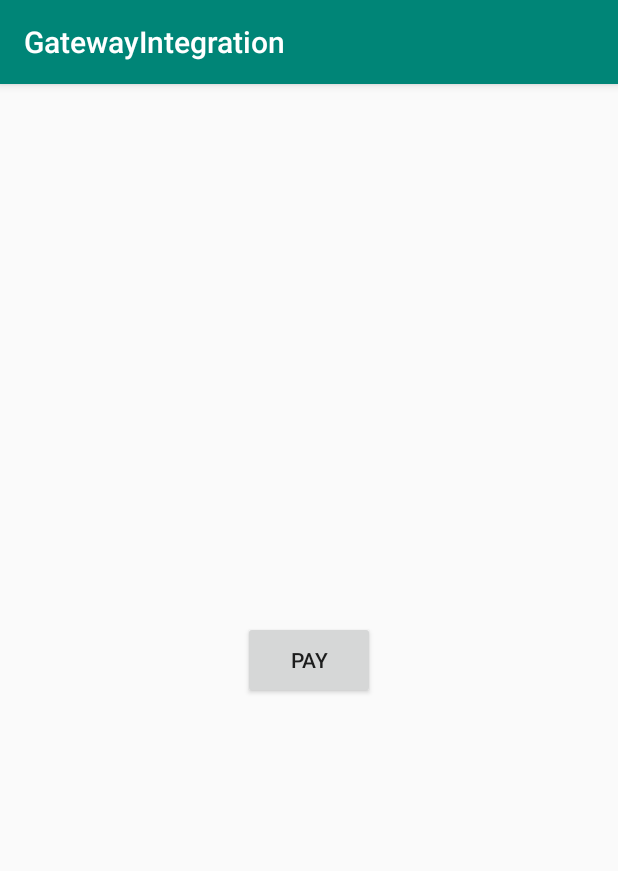
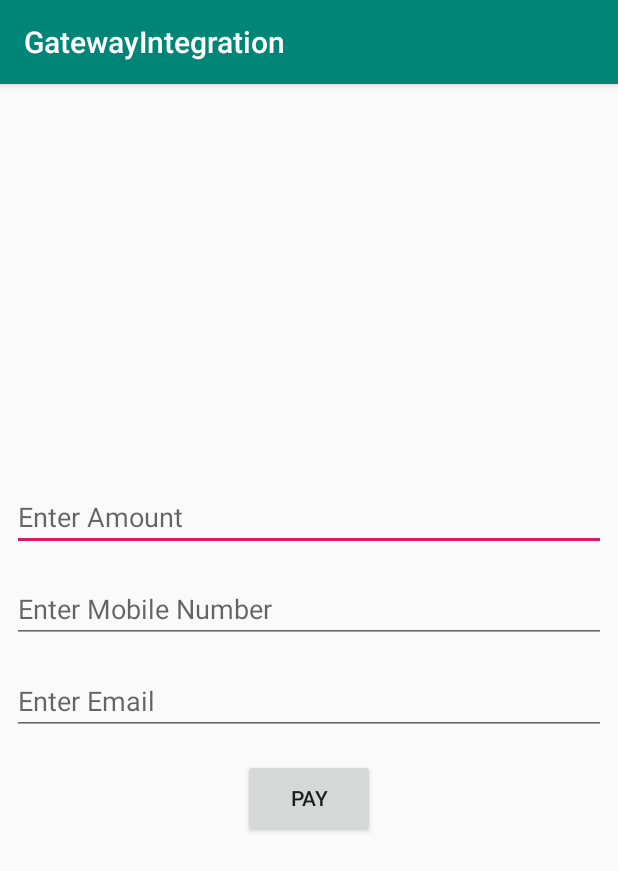
Before and after one commit to techlibplanet/GatewayIntegration, an Android app: the screen it shows after launch (RazorpayIntegrationActivity), on a phone screen of 412 x 824 dp. Shown: the top 871 px of the screen. Run offline under Robolectric (Android 15) with nearby library versions, the phone set to English and light mode, and no system bars; libraries missing offline, so code that uses them is left out: com.razorpay, net.rmitsolutions.libcam.

Commit message:
Off commit

```diff
--- a/app/build.gradle
+++ b/app/build.gradle
@@ -42,4 +42,8 @@ dependencies {
 
     // Razorpay
     implementation 'com.razorpay:checkout:1.4.9'
+
+    implementation 'com.android.support:appcompat-v7:24.1.1'
+
+    implementation 'com.google.android.gms:play-services-wallet:16.0.0'
 }
--- a/app/src/main/java/gatewayintegration/com/gatewayintegration/RazorpayIntegrationActivity.kt
+++ b/app/src/main/java/gatewayintegration/com/gatewayintegration/RazorpayIntegrationActivity.kt
@@ -7,6 +7,7 @@ import kotlinx.android.synthetic.main.activity_razorpay_integration.*
 import net.rmitsolutions.libcam.Constants.logD
 import org.json.JSONObject
 import android.util.Log
+import android.widget.EditText
 import com.razorpay.Checkout
 
 
@@ -16,9 +17,17 @@ import com.razorpay.Checkout
 class RazorpayIntegrationActivity : AppCompatActivity(), PaymentResultListener {
 
 
+    private lateinit var inputMobileNumber : EditText
+    private lateinit var inputAmount : EditText
+    private lateinit var inputEmail: EditText
+
     override fun onCreate(savedInstanceState: Bundle?) {
         super.onCreate(savedInstanceState)
         setContentView(R.layout.activity_razorpay_integration)
+
+        inputAmount = findViewById(R.id.amount)
+        inputMobileNumber = findViewById(R.id.mobileNumber)
+        inputEmail = findViewById(R.id.email)
 
         buttonPay.setOnClickListener {
             startPayment()
@@ -65,7 +74,7 @@ class RazorpayIntegrationActivity : AppCompatActivity(), PaymentResultListener {
              * Merchant Name
              * eg: Rentomojo || HasGeek etc.
              */
-            options.put("name", "Merchant Name")
+            options.put("name", "Mayank Sharma")
 
             /**
              * Description can be anything
@@ -81,10 +90,16 @@ class RazorpayIntegrationActivity : AppCompatActivity(), PaymentResultListener {
              * Amount is always passed in PAISE
              * Eg: "500" = Rs 5.00
              */
-            options.put("amount", "100")
+
+            var amount = inputAmount.text.toString().toInt()
+            amount += amount.times(100)
+
+            val email = inputEmail.text.toString().trim()
+            val mobileNumber = inputMobileNumber.text.toString().trim()
+            options.put("amount", amount)
             val preFill = JSONObject()
-            preFill.put("email", "abc@gmail.com")
-            preFill.put("contact", "9893192579")
+            preFill.put("email", email)
+            preFill.put("contact", mobileNumber)
 
             options.put("prefill", preFill)
 
--- a/app/src/main/res/layout/activity_razorpay_integration.xml
+++ b/app/src/main/res/layout/activity_razorpay_integration.xml
@@ -1,12 +1,36 @@
 <?xml version="1.0" encoding="utf-8"?>
-<android.support.constraint.ConstraintLayout xmlns:android="http://schemas.android.com/apk/res/android"
+<LinearLayout xmlns:android="http://schemas.android.com/apk/res/android"
     xmlns:app="http://schemas.android.com/apk/res-auto"
     xmlns:tools="http://schemas.android.com/tools"
     android:layout_width="match_parent"
     android:layout_height="match_parent"
+    android:orientation="vertical"
+    android:gravity="center"
     tools:context=".RazorpayIntegrationActivity">
 
-    <Button
+    <EditText
+        android:layout_margin="8dp"
+        android:layout_width="match_parent"
+        android:layout_height="wrap_content"
+        android:id="@+id/amount"
+        android:hint="Enter Amount"/>
+
+    <EditText
+        android:layout_margin="8dp"
+        android:layout_width="match_parent"
+        android:layout_height="wrap_content"
+        android:id="@+id/mobileNumber"
+        android:hint="Enter Mobile Number"/>
+
+    <EditText
+        android:layout_margin="8dp"
+        android:layout_width="match_parent"
+        android:layout_height="wrap_content"
+        android:id="@+id/email"
+        android:hint="Enter Email"/>
+
+
+    <android.support.v7.widget.AppCompatButton
         android:id="@+id/buttonPay"
         android:layout_width="wrap_content"
         android:layout_height="52dp"
@@ -14,9 +38,5 @@
         android:layout_marginTop="8dp"
         android:layout_marginEnd="8dp"
         android:layout_marginBottom="8dp"
-        android:text="Pay"
-        app:layout_constraintBottom_toBottomOf="parent"
-        app:layout_constraintEnd_toEndOf="parent"
-        app:layout_constraintStart_toStartOf="parent"
-        app:layout_constraintTop_toTopOf="parent" />
-</android.support.constraint.ConstraintLayout>
+        android:text="Pay" />
+</LinearLayout>
```
Also changed, not shown: app/src/main/AndroidManifest.xml (+8 -3 lines), app/src/main/java/gatewayintegration/com/gatewayintegration/GooglePayActivity.kt (added, +42 -0 lines), app/src/main/res/layout/activity_google_pay.xml (added, +22 -0 lines).
